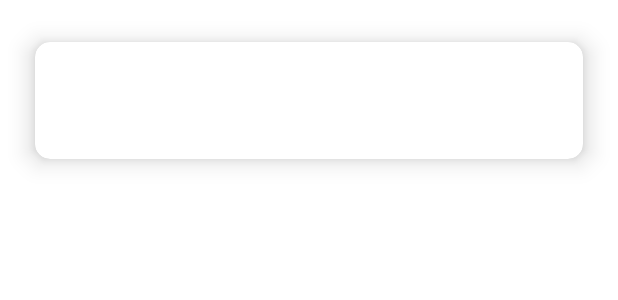
After one commit to wlrn566/MovieApp, an Android app: the layout adpater_movielist.xml on its own in the app's theme, with its tools: preview values and no code run, on a phone screen of 412 x 824 dp. The commit adds this screen. Shown: the top 300 px of the screen. Run offline under Robolectric (Android 15) with nearby library versions, the phone set to English and light mode, and no system bars; network calls fail.

Commit message:
220702 어댑터 구현중 cannot find symbol 에러

```diff
--- a/app/src/main/java/com/wlrn566/movieapp/adapter/movieListAdapter.java
+++ /dev/null
@@ -1,4 +0,0 @@
-package com.wlrn566.movieapp.adapter;
-
-public class movieListAdapter {
-}
--- /dev/null
+++ b/app/src/main/res/layout/adpater_movielist.xml
@@ -0,0 +1,46 @@
+<?xml version="1.0" encoding="utf-8"?>
+<androidx.cardview.widget.CardView xmlns:android="http://schemas.android.com/apk/res/android"
+    xmlns:app="http://schemas.android.com/apk/res-auto"
+    android:layout_width="match_parent"
+    android:layout_height="wrap_content"
+    android:layout_margin="10dp"
+    android:orientation="vertical"
+    app:cardCornerRadius="10dp"
+    app:cardElevation="10dp"
+    app:cardUseCompatPadding="true"
+    app:contentPadding="10dp">
+
+    <LinearLayout
+        android:layout_width="match_parent"
+        android:layout_height="wrap_content"
+        android:orientation="vertical">
+
+        <TextView
+            android:id="@+id/rank_tv"
+            android:layout_width="match_parent"
+            android:layout_height="wrap_content" />
+
+        <TextView
+            android:id="@+id/name_tv"
+            android:layout_width="match_parent"
+            android:layout_height="wrap_content" />
+
+        <LinearLayout
+            android:layout_width="match_parent"
+            android:layout_height="wrap_content"
+            android:orientation="horizontal">
+
+            <TextView
+                android:id="@+id/openDt_tv"
+                android:layout_weight="1"
+                android:layout_width="wrap_content"
+                android:layout_height="wrap_content" />
+
+            <TextView
+                android:id="@+id/audiAcc_tv"
+                android:layout_weight="1"
+                android:layout_width="wrap_content"
+                android:layout_height="wrap_content" />
+        </LinearLayout>
+    </LinearLayout>
+</androidx.cardview.widget.CardView>
```
Also changed, not shown: app/src/main/java/com/wlrn566/movieapp/activity/MainActivity.java (+32 -24 lines), app/src/main/java/com/wlrn566/movieapp/adapter/MovieListAdapter.java (added, +56 -0 lines), app/src/main/java/com/wlrn566/movieapp/vo/MovieVO.java (added, +223 -0 lines).
